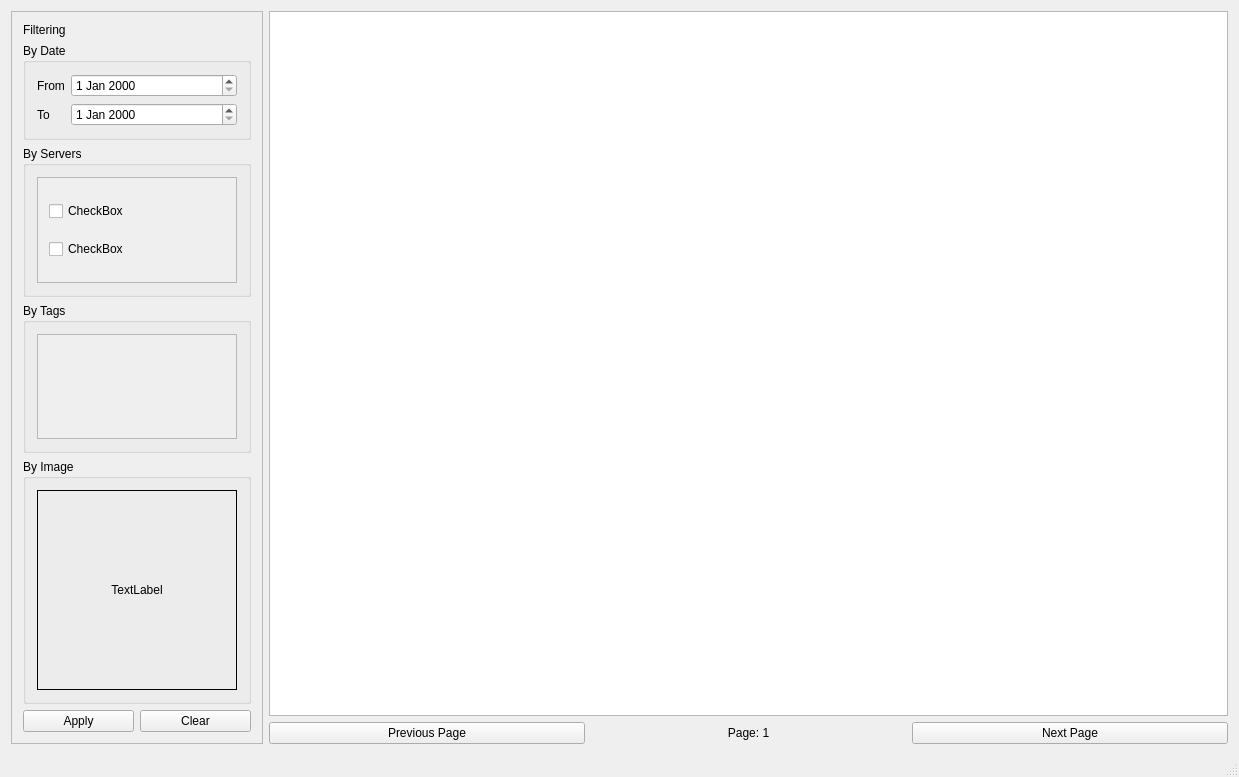
Before: the Qt Designer form src/historywindow.ui in klesh/fu, drawn with Qt 5.
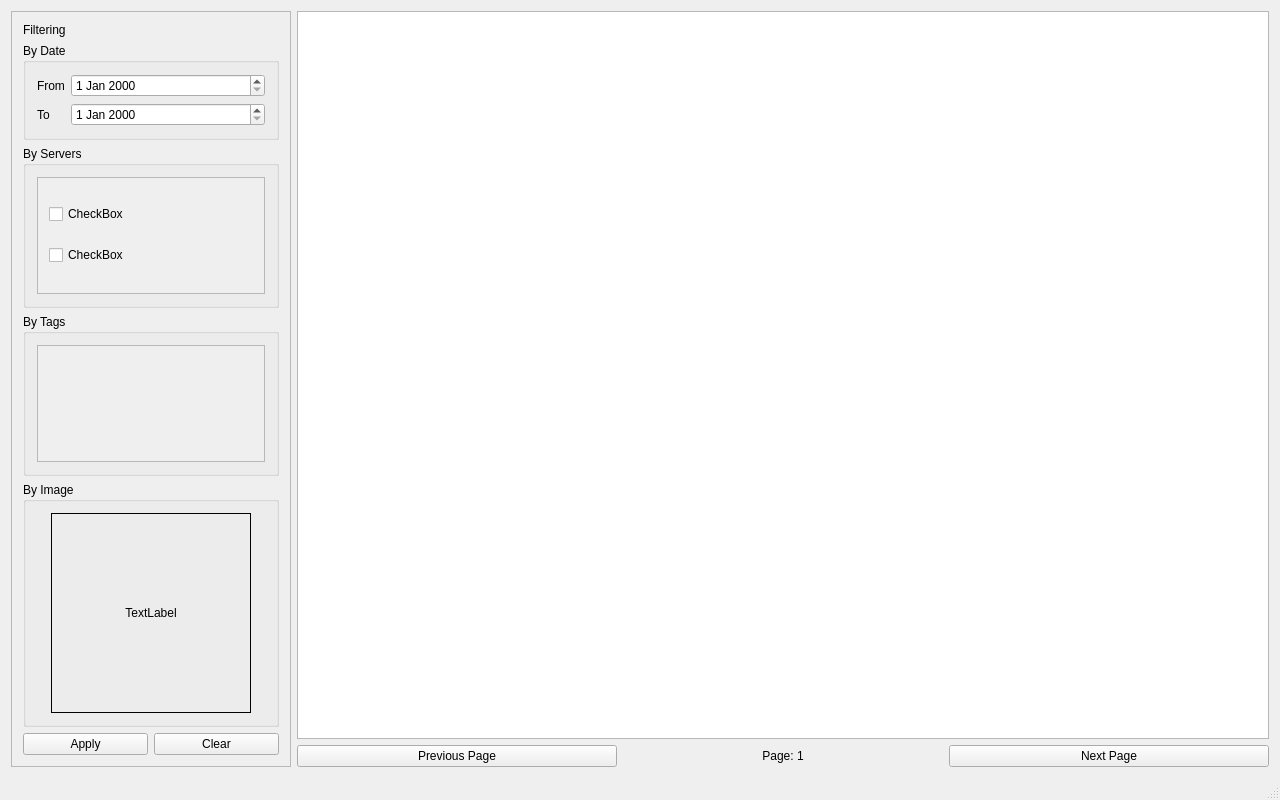
After: the same form once the commit is applied.

```diff
--- a/src/historywindow.ui
+++ b/src/historywindow.ui
@@ -6,14 +6,14 @@
    <rect>
     <x>0</x>
     <y>0</y>
-    <width>1239</width>
-    <height>777</height>
+    <width>1280</width>
+    <height>800</height>
    </rect>
   </property>
   <property name="minimumSize">
    <size>
-    <width>1024</width>
-    <height>768</height>
+    <width>1280</width>
+    <height>800</height>
    </size>
   </property>
   <property name="windowTitle">
@@ -31,7 +31,7 @@
       </property>
       <property name="minimumSize">
        <size>
-        <width>250</width>
+        <width>280</width>
         <height>0</height>
        </size>
       </property>
@@ -94,8 +94,8 @@
               <rect>
                <x>0</x>
                <y>0</y>
-               <width>208</width>
-               <height>136</height>
+               <width>238</width>
+               <height>148</height>
               </rect>
              </property>
              <layout class="QVBoxLayout" name="verticalLayout_3">
@@ -136,8 +136,8 @@
               <rect>
                <x>0</x>
                <y>0</y>
-               <width>208</width>
-               <height>136</height>
+               <width>238</width>
+               <height>147</height>
               </rect>
              </property>
             </widget>
@@ -219,8 +219,8 @@
           <rect>
            <x>0</x>
            <y>0</y>
-           <width>961</width>
-           <height>702</height>
+           <width>972</width>
+           <height>725</height>
           </rect>
          </property>
          <property name="styleSheet">
```
